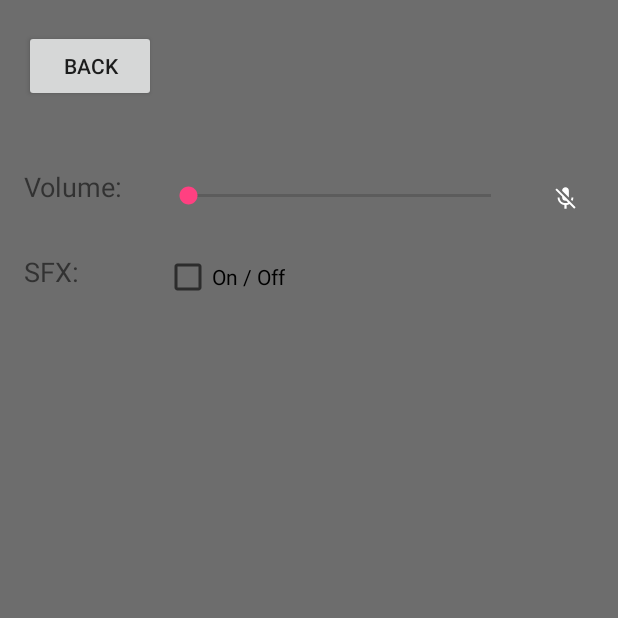
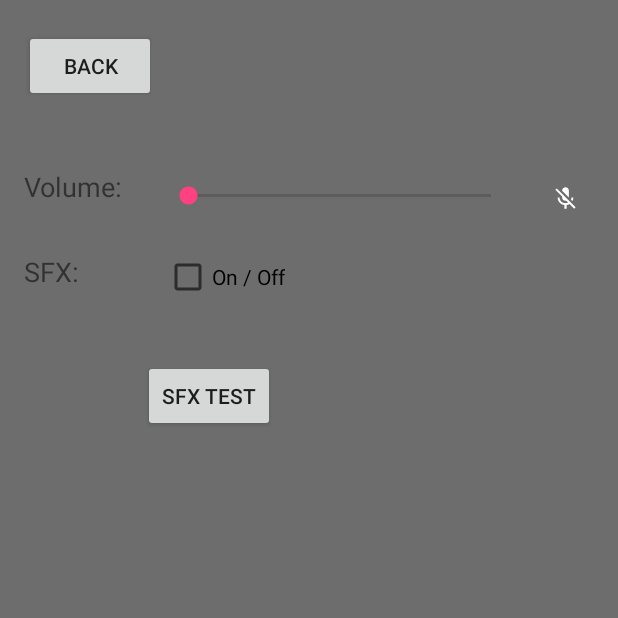
Before and after one commit to gabrielrosinski/FlappBirdClon, an Android app: the SettingsActivity screen opened directly, with no data from a screen before it, after a tap on "On / Off", on a phone screen of 412 x 824 dp, the top half of it. Run offline under Robolectric (Android 15) with nearby library versions, the phone set to English and light mode, and no system bars.

Commit message:
- added SFX test button

```diff
--- a/app/src/main/java/com/gabriel/flappbirdclon/SettingsActivity.java
+++ b/app/src/main/java/com/gabriel/flappbirdclon/SettingsActivity.java
@@ -10,6 +10,7 @@ import android.widget.Button;
 import android.widget.CheckBox;
 import android.widget.ImageView;
 import android.widget.SeekBar;
+import android.widget.Toast;
 
 import com.gabriel.flappbirdclon.Workers.Utillity;
 
@@ -41,7 +42,7 @@ public class SettingsActivity extends AppCompatActivity {
 
         if (volume != 0) {
             muteImage.setVisibility(View.INVISIBLE);
-            Utillity.toggleMusic();
+//            Utillity.toggleMusic();
         }else{
             muteImage.setVisibility(View.VISIBLE);
         }
@@ -111,6 +112,12 @@ public class SettingsActivity extends AppCompatActivity {
         }
     }
 
+    public void sfxTestClicked(View v){
+
+        Button testBtn = findViewById(R.id.sfxTestBTN);
+
+    }
+
 
 
 }
--- a/app/src/main/java/com/gabriel/flappbirdclon/Workers/Utillity.java
+++ b/app/src/main/java/com/gabriel/flappbirdclon/Workers/Utillity.java
@@ -35,7 +35,6 @@ public class Utillity {
 
             if (musicPlayer == null) {
                 musicPlayer = new MusicRunnable(context);
-
             }
 
             if (soundEffectsUtil == null) {
--- a/app/src/main/res/layout/activity_settings.xml
+++ b/app/src/main/res/layout/activity_settings.xml
@@ -73,5 +73,16 @@
         app:layout_constraintStart_toEndOf="@+id/volumeSeekBar"
         app:srcCompat="@android:drawable/stat_notify_call_mute" />
 
+    <Button
+        android:id="@+id/sfxTestBTN"
+        android:layout_width="wrap_content"
+        android:layout_height="wrap_content"
+        android:layout_marginStart="95dp"
+        android:layout_marginTop="39dp"
+        android:onClick="sfxTestClicked"
+        android:text="SFX TEST"
+        app:layout_constraintStart_toStartOf="parent"
+        app:layout_constraintTop_toBottomOf="@+id/sfxCheckBox" />
+
 
 </android.support.constraint.ConstraintLayout>
```
